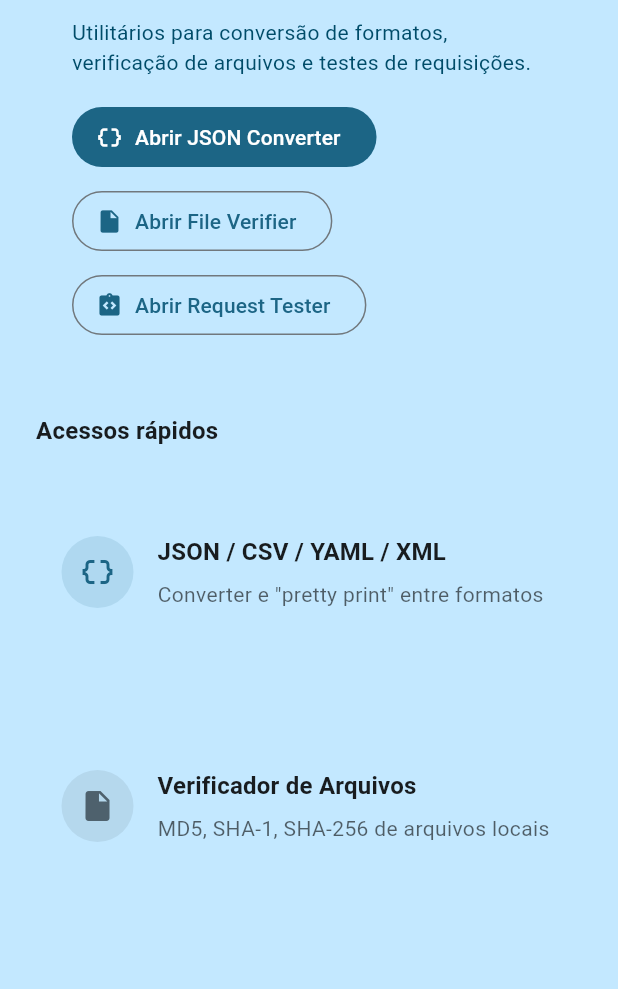
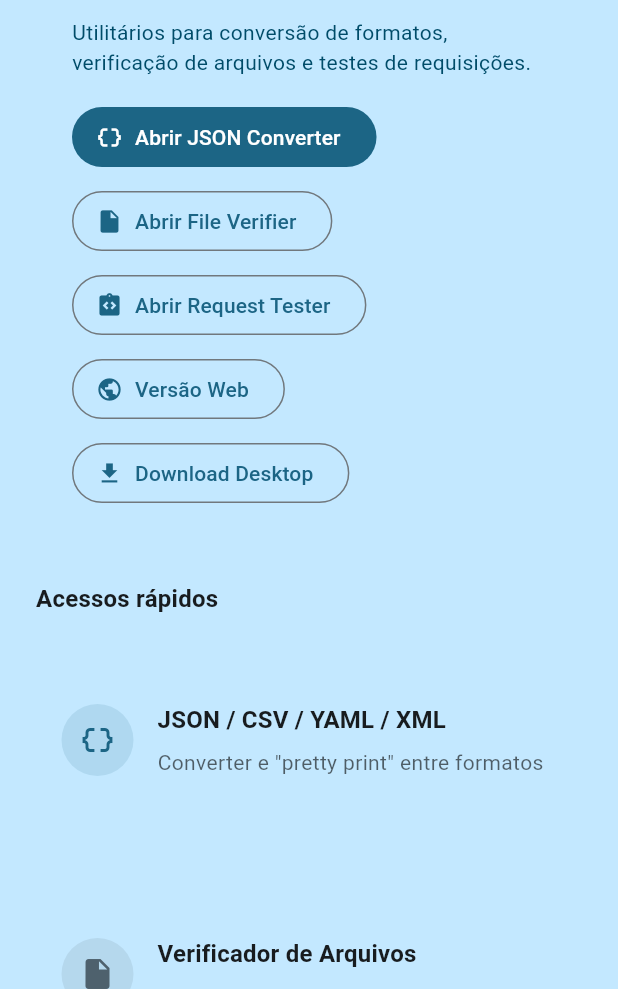
Before and after one commit to igorfs10/fluru_tools, a Flutter app: the screen it shows after launch, on a phone screen of 412 x 824 dp, the part 247-1236 px from its top. Run offline on Flutter 3.47's test engine with Material 3 defaults, Android fonts, the phone set to English and light mode, and no system bars; our stand-ins replace csv, file_picker, yaml.

Commit message:
Add url_launcher integration and external links to UI
Integrated the url_launcher package to enable opening external URLs from the app. Updated EmptyPage to include buttons and cards for accessing the web version and desktop download via external links. Registered url_launcher plugins for Linux, macOS, and Windows. Bumped app version to 1.1.0+1 and updated dependencies.

```diff
--- a/lib/pages/empty_page.dart
+++ b/lib/pages/empty_page.dart
@@ -1,4 +1,5 @@
 import 'package:flutter/material.dart';
+import 'package:url_launcher/url_launcher.dart';
 
 class EmptyPage extends StatelessWidget {
   final void Function(int) onSelectIndex;
@@ -73,6 +74,17 @@ class EmptyPage extends StatelessWidget {
                             icon: const Icon(Icons.integration_instructions),
                             label: const Text('Abrir Request Tester'),
                           ),
+                          const SizedBox(width: 8),
+                          OutlinedButton.icon(
+                            onPressed: () => _openExternal('https://igorfs10.github.io/fluru_tools/'),
+                            icon: const Icon(Icons.public),
+                            label: const Text('Versão Web'),
+                          ),
+                          OutlinedButton.icon(
+                            onPressed: () => _openExternal('https://github.com/igorfs10/fluru_tools/releases/latest'),
+                            icon: const Icon(Icons.download),
+                            label: const Text('Download Desktop'),
+                          ),
                         ],
                       ),
                     ],
@@ -117,6 +129,20 @@ class EmptyPage extends StatelessWidget {
                       subtitle: 'Monte requisições HTTP com blocos <<METHOD/URL/HEADERS/BODY>>',
                       color: color.tertiary,
                       onTap: () => onSelectIndex(3),
+                    ),
+                    _ToolCard(
+                      icon: Icons.public,
+                      title: 'Versão Web',
+                      subtitle: 'Abrir no navegador (GitHub Pages)',
+                      color: color.primary,
+                      onTap: () => _openExternal('https://igorfs10.github.io/fluru_tools/'),
+                    ),
+                    _ToolCard(
+                      icon: Icons.download,
+                      title: 'Download Desktop',
+                      subtitle: 'Último release no GitHub',
+                      color: color.secondary,
+                      onTap: () => _openExternal('https://github.com/igorfs10/fluru_tools/releases/latest'),
                     ),
                   ],
                 ),
@@ -207,4 +233,10 @@ class _ToolCard extends StatelessWidget {
   }
 }
 
+Future<void> _openExternal(String url) async {
+  final uri = Uri.parse(url);
+  // Ignorar resultado; em falha poderia-se mostrar snackbar via global navigator key
+  await launchUrl(uri, mode: LaunchMode.externalApplication);
+}
+
 // (removido _TipTile não utilizado)
--- a/pubspec.yaml
+++ b/pubspec.yaml
@@ -16,7 +16,7 @@ publish_to: 'none' # Remove this line if you wish to publish to pub.dev
 # https://developer.apple.com/library/archive/documentation/General/Reference/InfoPlistKeyReference/Articles/CoreFoundationKeys.html
 # In Windows, build-name is used as the major, minor, and patch parts
 # of the product and file versions while build-number is used as the build suffix.
-version: 1.0.0+1
+version: 1.1.0+1
 
 environment:
   sdk: ^3.10.0
@@ -40,6 +40,7 @@ dependencies:
   csv: ^6.0.0
   xml: ^6.5.0
   yaml: ^3.1.2
+  url_launcher: ^6.3.0
 
 dev_dependencies:
   flutter_test:
```
Also changed, not shown: pubspec.lock, 5 other files.
